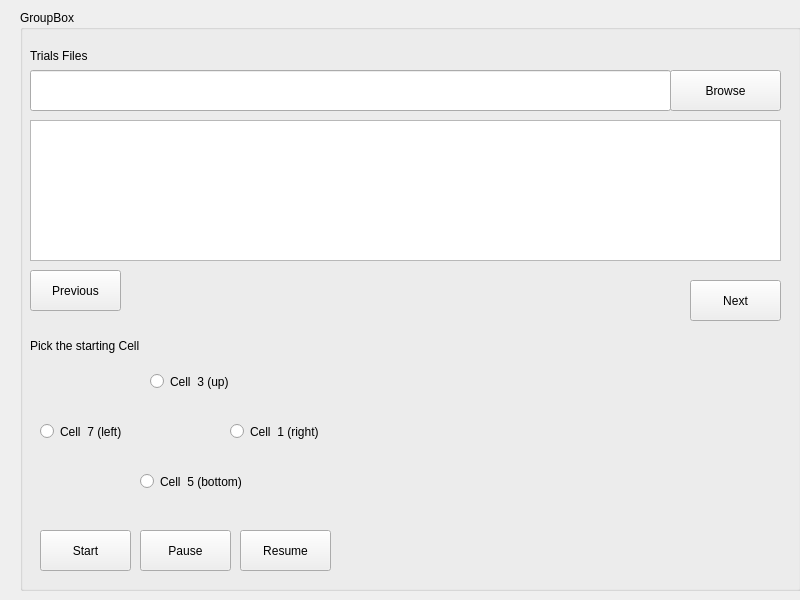
This is src/omniroute_operation/src/experiment_controller/experiment_controller_interface.ui in NC4Lab/omniroute_ubuntu_ws as Qt 5 draws it before an edit. The edited form follows.
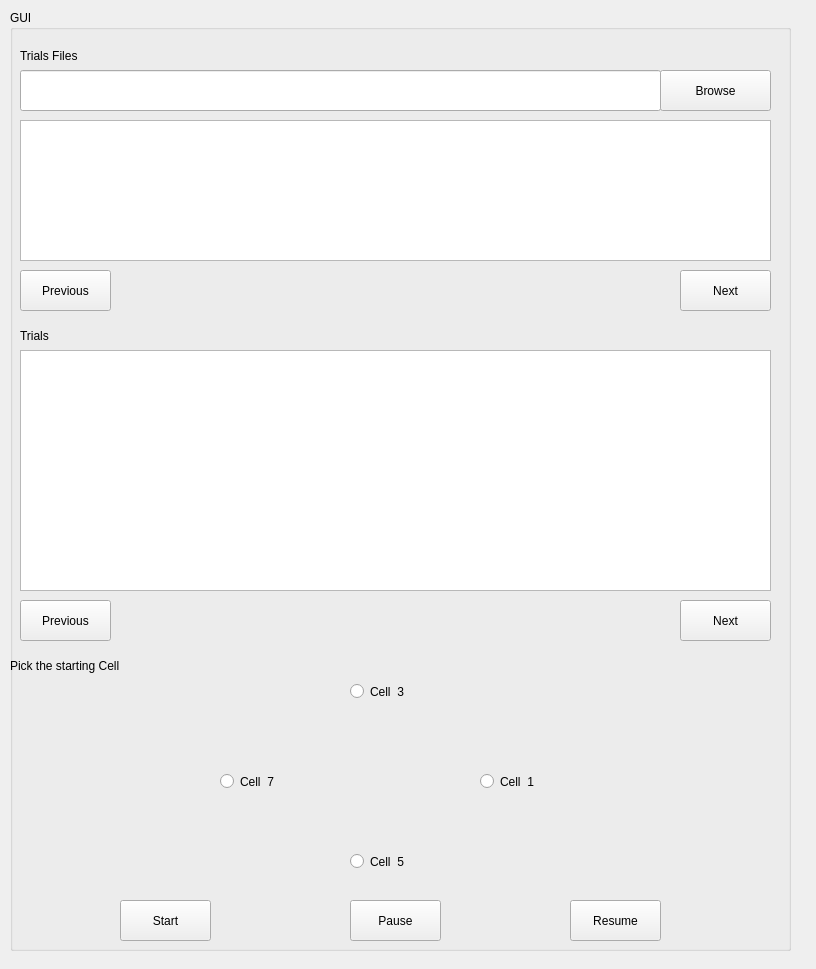
This is the edited form.

The edit to the form file:
```diff
--- a/src/omniroute_operation/src/experiment_controller/experiment_controller_interface.ui
+++ b/src/omniroute_operation/src/experiment_controller/experiment_controller_interface.ui
@@ -1,30 +1,29 @@
 <?xml version="1.0" encoding="UTF-8"?>
 <ui version="4.0">
- <class>MainWindow</class>
- <widget class="QMainWindow" name="MainWindow">
+ <class>Experiment_Controller</class>
+ <widget class="QWidget" name="Experiment_Controller">
   <property name="geometry">
    <rect>
     <x>0</x>
     <y>0</y>
-    <width>800</width>
-    <height>600</height>
+    <width>816</width>
+    <height>969</height>
    </rect>
   </property>
   <property name="windowTitle">
    <string>MainWindow</string>
   </property>
-  <widget class="QWidget" name="centralwidget">
    <widget class="QGroupBox" name="groupBox">
     <property name="geometry">
      <rect>
-      <x>20</x>
+     <x>10</x>
       <y>10</y>
       <width>781</width>
-      <height>581</height>
+     <height>941</height>
      </rect>
     </property>
     <property name="title">
-     <string>GroupBox</string>
+    <string>GUI</string>
     </property>
     <widget class="QLabel" name="label">
      <property name="geometry">
@@ -75,8 +74,8 @@
     <widget class="QPushButton" name="startBtn">
      <property name="geometry">
       <rect>
-       <x>20</x>
-       <y>520</y>
+      <x>110</x>
+      <y>890</y>
        <width>91</width>
        <height>41</height>
       </rect>
@@ -88,8 +87,8 @@
     <widget class="QPushButton" name="pauseBtn">
      <property name="geometry">
       <rect>
-       <x>120</x>
-       <y>520</y>
+      <x>340</x>
+      <y>890</y>
        <width>91</width>
        <height>41</height>
       </rect>
@@ -101,8 +100,8 @@
     <widget class="QPushButton" name="resumeBtn">
      <property name="geometry">
       <rect>
-       <x>220</x>
-       <y>520</y>
+      <x>560</x>
+      <y>890</y>
        <width>91</width>
        <height>41</height>
       </rect>
@@ -114,21 +113,21 @@
     <widget class="QRadioButton" name="cellThreeBtn">
      <property name="geometry">
       <rect>
-       <x>130</x>
-       <y>360</y>
+      <x>340</x>
+      <y>670</y>
        <width>112</width>
        <height>23</height>
       </rect>
      </property>
      <property name="text">
-      <string>Cell  3 (up)</string>
+     <string>Cell  3 </string>
      </property>
     </widget>
     <widget class="QLabel" name="label_2">
      <property name="geometry">
       <rect>
-       <x>10</x>
-       <y>320</y>
+      <x>0</x>
+      <y>640</y>
        <width>761</width>
        <height>31</height>
       </rect>
@@ -140,40 +139,40 @@
     <widget class="QRadioButton" name="cellFiveBtn">
      <property name="geometry">
       <rect>
-       <x>120</x>
-       <y>460</y>
+      <x>340</x>
+      <y>840</y>
        <width>151</width>
        <height>23</height>
       </rect>
      </property>
      <property name="text">
-      <string>Cell  5 (bottom)</string>
+     <string>Cell  5 </string>
      </property>
     </widget>
     <widget class="QRadioButton" name="cellSevenBtn">
      <property name="geometry">
       <rect>
-       <x>20</x>
-       <y>410</y>
-       <width>112</width>
-       <height>23</height>
-      </rect>
-     </property>
-     <property name="text">
-      <string>Cell  7 (left)</string>
-     </property>
-    </widget>
-    <widget class="QRadioButton" name="cellOneBtn">
-     <property name="geometry">
-      <rect>
        <x>210</x>
-       <y>410</y>
+      <y>760</y>
        <width>112</width>
        <height>23</height>
       </rect>
      </property>
      <property name="text">
-      <string>Cell  1 (right)</string>
+     <string>Cell  7 </string>
+    </property>
+   </widget>
+   <widget class="QRadioButton" name="cellOneBtn">
+    <property name="geometry">
+     <rect>
+      <x>470</x>
+      <y>760</y>
+      <width>112</width>
+      <height>23</height>
+     </rect>
+    </property>
+    <property name="text">
+     <string>Cell  1 </string>
      </property>
     </widget>
     <widget class="QPushButton" name="previousBtn">
@@ -193,7 +192,7 @@
      <property name="geometry">
       <rect>
        <x>670</x>
-       <y>270</y>
+      <y>260</y>
        <width>91</width>
        <height>41</height>
       </rect>
@@ -202,6 +201,54 @@
       <string>Next</string>
      </property>
     </widget>
+   <widget class="QListWidget" name="excelListWidget">
+    <property name="geometry">
+     <rect>
+      <x>10</x>
+      <y>340</y>
+      <width>751</width>
+      <height>241</height>
+     </rect>
+    </property>
+   </widget>
+   <widget class="QLabel" name="label_3">
+    <property name="geometry">
+     <rect>
+      <x>10</x>
+      <y>310</y>
+      <width>761</width>
+      <height>31</height>
+     </rect>
+    </property>
+    <property name="text">
+     <string>Trials</string>
+    </property>
+   </widget>
+   <widget class="QPushButton" name="previousBtn_2">
+    <property name="geometry">
+     <rect>
+      <x>10</x>
+      <y>590</y>
+      <width>91</width>
+      <height>41</height>
+     </rect>
+    </property>
+    <property name="text">
+     <string>Previous</string>
+    </property>
+   </widget>
+   <widget class="QPushButton" name="nextBtn_2">
+    <property name="geometry">
+     <rect>
+      <x>670</x>
+      <y>590</y>
+      <width>91</width>
+      <height>41</height>
+     </rect>
+    </property>
+    <property name="text">
+     <string>Next</string>
+    </property>
    </widget>
   </widget>
  </widget>
```
Left out of the diff: 2 changed lines with no effect on the pictures. Lines whose indentation alone changed are shown as unchanged.
